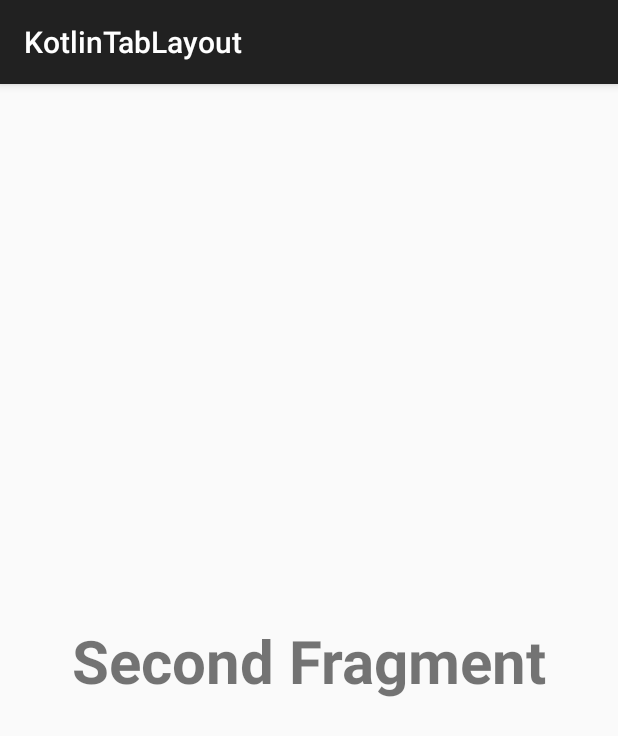
After one commit to ismailmesut/AK074-KotlinTabLayout, an Android app: the fragment SecondFragment shown on its own in the app's theme, on a phone screen of 412 x 824 dp. The commit adds this screen. Shown: the top 736 px of the screen. Run offline under Robolectric (Android 15) with nearby library versions, the phone set to English and light mode, and no system bars.

Commit message:
updated: tab layout

```diff
--- a/app/build.gradle.kts
+++ b/app/build.gradle.kts
@@ -6,6 +6,10 @@ plugins {
 android {
     namespace = "com.ismailmesutmujde.kotlintablayout"
     compileSdk = 34
+
+    buildFeatures {
+        viewBinding = true
+    }
 
     defaultConfig {
         applicationId = "com.ismailmesutmujde.kotlintablayout"
--- /dev/null
+++ b/app/src/main/java/com/ismailmesutmujde/kotlintablayout/SecondFragment.kt
@@ -0,0 +1,17 @@
+package com.ismailmesutmujde.kotlintablayout
+
+import android.os.Bundle
+import androidx.fragment.app.Fragment
+import android.view.LayoutInflater
+import android.view.View
+import android.view.ViewGroup
+
+class SecondFragment : Fragment() {
+
+    override fun onCreateView(inflater: LayoutInflater, container: ViewGroup?, savedInstanceState: Bundle?): View? {
+        // Inflate the layout for this fragment
+        return inflater.inflate(R.layout.fragment_second, container, false)
+    }
+
+
+}
--- /dev/null
+++ b/app/src/main/res/drawable/bike_image.xml
@@ -0,0 +1,5 @@
+<vector xmlns:android="http://schemas.android.com/apk/res/android" android:autoMirrored="true" android:height="24dp" android:tint="#000000" android:viewportHeight="24" android:viewportWidth="24" android:width="24dp">
+
+    <path android:fillColor="@android:color/white" android:pathData="M15.5,5.5c1.1,0 2,-0.9 2,-2s-0.9,-2 -2,-2 -2,0.9 -2,2 0.9,2 2,2zM5,12c-2.8,0 -5,2.2 -5,5s2.2,5 5,5 5,-2.2 5,-5 -2.2,-5 -5,-5zM5,20.5c-1.9,0 -3.5,-1.6 -3.5,-3.5s1.6,-3.5 3.5,-3.5 3.5,1.6 3.5,3.5 -1.6,3.5 -3.5,3.5zM10.8,10.5l2.4,-2.4 0.8,0.8c1.3,1.3 3,2.1 5.1,2.1L19.1,9c-1.5,0 -2.7,-0.6 -3.6,-1.5l-1.9,-1.9c-0.5,-0.4 -1,-0.6 -1.6,-0.6s-1.1,0.2 -1.4,0.6L7.8,8.4c-0.4,0.4 -0.6,0.9 -0.6,1.4 0,0.6 0.2,1.1 0.6,1.4L11,14v5h2v-6.2l-2.2,-2.3zM19,12c-2.8,0 -5,2.2 -5,5s2.2,5 5,5 5,-2.2 5,-5 -2.2,-5 -5,-5zM19,20.5c-1.9,0 -3.5,-1.6 -3.5,-3.5s1.6,-3.5 3.5,-3.5 3.5,1.6 3.5,3.5 -1.6,3.5 -3.5,3.5z"/>
+
+</vector>
--- /dev/null
+++ b/app/src/main/res/drawable/bus_image.xml
@@ -0,0 +1,5 @@
+<vector xmlns:android="http://schemas.android.com/apk/res/android" android:height="24dp" android:tint="#000000" android:viewportHeight="24" android:viewportWidth="24" android:width="24dp">
+
+    <path android:fillColor="@android:color/white" android:pathData="M4,16c0,0.88 0.39,1.67 1,2.22L5,20c0,0.55 0.45,1 1,1h1c0.55,0 1,-0.45 1,-1v-1h8v1c0,0.55 0.45,1 1,1h1c0.55,0 1,-0.45 1,-1v-1.78c0.61,-0.55 1,-1.34 1,-2.22L20,6c0,-3.5 -3.58,-4 -8,-4s-8,0.5 -8,4v10zM7.5,17c-0.83,0 -1.5,-0.67 -1.5,-1.5S6.67,14 7.5,14s1.5,0.67 1.5,1.5S8.33,17 7.5,17zM16.5,17c-0.83,0 -1.5,-0.67 -1.5,-1.5s0.67,-1.5 1.5,-1.5 1.5,0.67 1.5,1.5 -0.67,1.5 -1.5,1.5zM18,11L6,11L6,6h12v5z"/>
+
+</vector>
--- /dev/null
+++ b/app/src/main/res/drawable/car_image.xml
@@ -0,0 +1,5 @@
+<vector xmlns:android="http://schemas.android.com/apk/res/android" android:height="24dp" android:tint="#000000" android:viewportHeight="24" android:viewportWidth="24" android:width="24dp">
+
+    <path android:fillColor="@android:color/white" android:pathData="M18.92,6.01C18.72,5.42 18.16,5 17.5,5h-11c-0.66,0 -1.21,0.42 -1.42,1.01L3,12v8c0,0.55 0.45,1 1,1h1c0.55,0 1,-0.45 1,-1v-1h12v1c0,0.55 0.45,1 1,1h1c0.55,0 1,-0.45 1,-1v-8l-2.08,-5.99zM6.5,16c-0.83,0 -1.5,-0.67 -1.5,-1.5S5.67,13 6.5,13s1.5,0.67 1.5,1.5S7.33,16 6.5,16zM17.5,16c-0.83,0 -1.5,-0.67 -1.5,-1.5s0.67,-1.5 1.5,-1.5 1.5,0.67 1.5,1.5 -0.67,1.5 -1.5,1.5zM5,11l1.5,-4.5h11L19,11L5,11z"/>
+
+</vector>
--- /dev/null
+++ b/app/src/main/res/layout/fragment_second.xml
@@ -0,0 +1,23 @@
+<?xml version="1.0" encoding="utf-8"?>
+<androidx.constraintlayout.widget.ConstraintLayout xmlns:android="http://schemas.android.com/apk/res/android"
+    xmlns:app="http://schemas.android.com/apk/res-auto"
+    xmlns:tools="http://schemas.android.com/tools"
+    android:layout_width="match_parent"
+    android:layout_height="match_parent"
+    tools:context=".SecondFragment">
+
+
+    <TextView
+        android:id="@+id/textView2"
+        android:layout_width="wrap_content"
+        android:layout_height="wrap_content"
+        android:text="Second Fragment"
+        android:textSize="40sp"
+        android:textStyle="bold"
+        app:layout_constraintBottom_toBottomOf="parent"
+        app:layout_constraintEnd_toEndOf="parent"
+        app:layout_constraintHorizontal_bias="0.5"
+        app:layout_constraintStart_toStartOf="parent"
+        app:layout_constraintTop_toTopOf="parent"
+        app:layout_constraintVertical_bias="0.5" />
+</androidx.constraintlayout.widget.ConstraintLayout>
--- a/app/src/main/res/values/strings.xml
+++ b/app/src/main/res/values/strings.xml
@@ -1,3 +1,5 @@
 <resources>
     <string name="app_name">KotlinTabLayout</string>
+    <!-- TODO: Remove or change this placeholder text -->
+    <string name="hello_blank_fragment">Hello blank fragment</string>
 </resources>
```
Also changed, not shown: app/src/main/java/com/ismailmesutmujde/kotlintablayout/FirstFragment.kt (added, +16 -0 lines), app/src/main/java/com/ismailmesutmujde/kotlintablayout/MainActivity.kt (+44 -1 lines), app/src/main/java/com/ismailmesutmujde/kotlintablayout/ThirdFragment.kt (added, +17 -0 lines), app/src/main/res/layout/activity_main.xml (+16 -5 lines), app/src/main/res/layout/fragment_first.xml (added, +23 -0 lines), app/src/main/res/layout/fragment_third.xml (added, +23 -0 lines).
